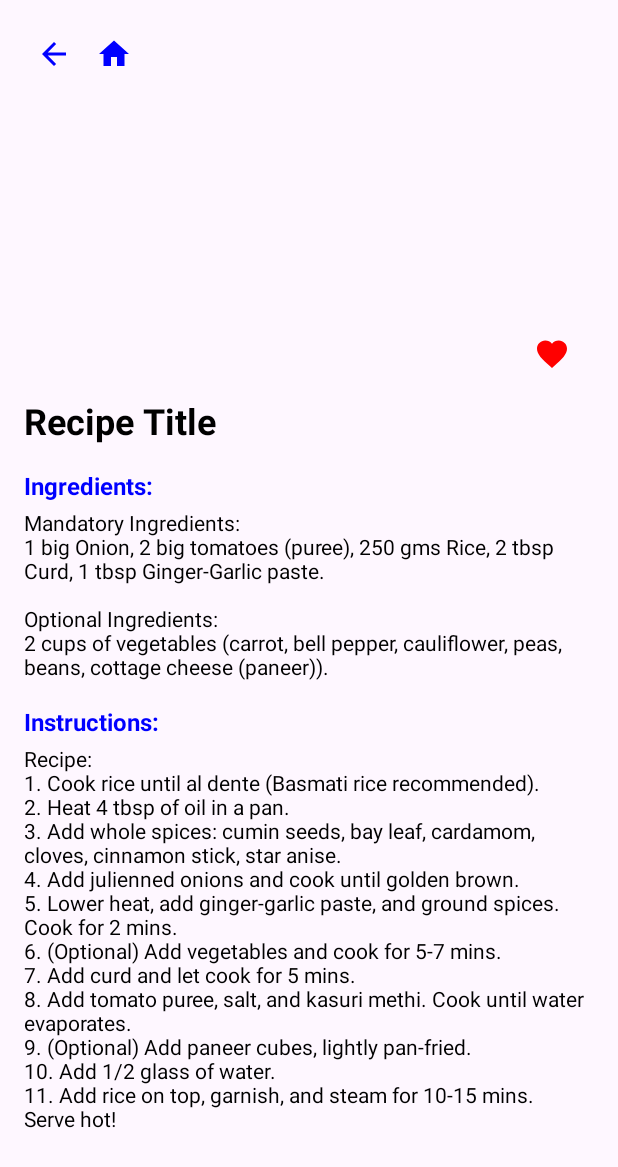
After one commit to Sahithi-C/CSS545_newUpdatedCode, an Android app: the layout activity_recipe_detail.xml on its own in the app's theme, with its tools: preview values and no code run, on a phone screen of 412 x 824 dp. The commit adds this screen. Shown: the top 1167 px of the screen. Run offline under Robolectric (Android 15) with nearby library versions, the phone set to English and light mode, and no system bars.

Commit message:
Updated files for prototype

```diff
--- a/app/src/main/AndroidManifest.xml
+++ b/app/src/main/AndroidManifest.xml
@@ -13,6 +13,12 @@
         android:theme="@style/Theme.VegetarianRecipeSeeker"
         tools:targetApi="31">
         <activity
+            android:name=".RecipeDetailActivity"
+            android:exported="false" />
+        <activity
+            android:name=".SearchActivity"
+            android:exported="false" />
+        <activity
             android:name=".homeScreen"
             android:exported="false" />
         <activity
--- /dev/null
+++ b/app/src/main/res/drawable/baseline_arrow_back_24.xml
@@ -0,0 +1,5 @@
+<vector xmlns:android="http://schemas.android.com/apk/res/android" android:autoMirrored="true" android:height="24dp" android:tint="#FFFFFF" android:viewportHeight="24" android:viewportWidth="24" android:width="24dp">
+
+    <path android:fillColor="@android:color/white" android:pathData="M20,11H7.83l5.59,-5.59L12,4l-8,8 8,8 1.41,-1.41L7.83,13H20v-2z"/>
+
+</vector>
--- /dev/null
+++ b/app/src/main/res/drawable/baseline_favorite_24.xml
@@ -0,0 +1,5 @@
+<vector xmlns:android="http://schemas.android.com/apk/res/android" android:height="24dp" android:tint="#FFFFFF" android:viewportHeight="24" android:viewportWidth="24" android:width="24dp">
+
+    <path android:fillColor="@android:color/white" android:pathData="M12,21.35l-1.45,-1.32C5.4,15.36 2,12.28 2,8.5 2,5.42 4.42,3 7.5,3c1.74,0 3.41,0.81 4.5,2.09C13.09,3.81 14.76,3 16.5,3 19.58,3 22,5.42 22,8.5c0,3.78 -3.4,6.86 -8.55,11.54L12,21.35z"/>
+
+</vector>
--- /dev/null
+++ b/app/src/main/res/drawable/baseline_favorite_border_24.xml
@@ -0,0 +1,5 @@
+<vector xmlns:android="http://schemas.android.com/apk/res/android" android:height="24dp" android:tint="#FFFFFF" android:viewportHeight="24" android:viewportWidth="24" android:width="24dp">
+
+    <path android:fillColor="@android:color/white" android:pathData="M16.5,3c-1.74,0 -3.41,0.81 -4.5,2.09C10.91,3.81 9.24,3 7.5,3 4.42,3 2,5.42 2,8.5c0,3.78 3.4,6.86 8.55,11.54L12,21.35l1.45,-1.32C18.6,15.36 22,12.28 22,8.5 22,5.42 19.58,3 16.5,3zM12.1,18.55l-0.1,0.1 -0.1,-0.1C7.14,14.24 4,11.39 4,8.5 4,6.5 5.5,5 7.5,5c1.54,0 3.04,0.99 3.57,2.36h1.87C13.46,5.99 14.96,5 16.5,5c2,0 3.5,1.5 3.5,3.5 0,2.89 -3.14,5.74 -7.9,10.05z"/>
+
+</vector>
--- /dev/null
+++ b/app/src/main/res/layout/activity_recipe_detail.xml
@@ -0,0 +1,107 @@
+<?xml version="1.0" encoding="utf-8"?>
+<LinearLayout xmlns:android="http://schemas.android.com/apk/res/android"
+    xmlns:app="http://schemas.android.com/apk/res-auto"
+    android:id="@+id/main"
+    android:layout_width="match_parent"
+    android:layout_height="match_parent"
+    android:orientation="vertical"
+    android:padding="16dp">
+
+    <LinearLayout
+        android:layout_width="match_parent"
+        android:layout_height="wrap_content"
+        android:orientation="horizontal">
+
+        <!-- Back Button -->
+        <ImageView
+            android:id="@+id/backButton"
+            android:layout_width="wrap_content"
+            android:layout_height="wrap_content"
+            android:src="@drawable/baseline_arrow_back_24"
+            app:tint="@color/blue"
+            android:contentDescription="Back"
+            android:padding="8dp" />
+
+        <!-- Home Button -->
+        <ImageView
+            android:id="@+id/homeButton"
+            android:layout_width="wrap_content"
+            android:layout_height="wrap_content"
+            android:src="@drawable/baseline_home_24"
+            app:tint="@color/blue"
+            android:contentDescription="Home"
+            android:padding="8dp" />
+    </LinearLayout>
+
+    <!-- Recipe image at the center top -->
+    <ImageView
+        android:id="@+id/recipeImage"
+        android:layout_width="match_parent"
+        android:layout_height="200dp"
+        android:scaleType="centerCrop"
+        android:layout_marginTop="8dp"
+        android:contentDescription="Recipe Image" />
+
+    <!-- Favorite Button (Heart Icon) -->
+    <ImageView
+        android:id="@+id/favoriteButton"
+        android:layout_width="wrap_content"
+        android:layout_height="wrap_content"
+        android:layout_gravity="end"
+        android:layout_marginTop="-40dp"
+        android:layout_marginEnd="16dp"
+        android:src="@drawable/baseline_favorite_24"
+        android:contentDescription="Favorite"
+        app:tint="@color/red" />
+
+    <!-- Recipe title -->
+    <TextView
+        android:id="@+id/recipeTitle"
+        android:layout_width="wrap_content"
+        android:layout_height="wrap_content"
+        android:layout_marginTop="16dp"
+        android:text="Recipe Title"
+        android:textSize="24sp"
+        android:textStyle="bold"
+        android:textColor="@color/black" />
+
+    <!-- Ingredients heading -->
+    <TextView
+        android:id="@+id/ingredientsHeading"
+        android:layout_width="wrap_content"
+        android:layout_height="wrap_content"
+        android:layout_marginTop="16dp"
+        android:text="Ingredients:"
+        android:textStyle="bold"
+        android:textSize="16sp"
+        android:textColor="@color/blue" />
+
+    <!-- Ingredients list -->
+    <TextView
+        android:id="@+id/ingredientsList"
+        android:layout_width="wrap_content"
+        android:layout_height="wrap_content"
+        android:layout_marginTop="4dp"
+        android:text="Mandatory Ingredients:\n1 big Onion, 2 big tomatoes (puree), 250 gms Rice, 2 tbsp Curd, 1 tbsp Ginger-Garlic paste.\n\nOptional Ingredients:\n2 cups of vegetables (carrot, bell pepper, cauliflower, peas, beans, cottage cheese (paneer))."
+        android:textColor="@color/black" />
+
+    <!-- Instructions heading -->
+    <TextView
+        android:id="@+id/instructionsHeading"
+        android:layout_width="wrap_content"
+        android:layout_height="wrap_content"
+        android:layout_marginTop="16dp"
+        android:text="Instructions:"
+        android:textStyle="bold"
+        android:textSize="16sp"
+        android:textColor="@color/blue" />
+
+    <!-- Instructions list -->
+    <TextView
+        android:id="@+id/instructionsList"
+        android:layout_width="wrap_content"
+        android:layout_height="wrap_content"
+        android:layout_marginTop="4dp"
+        android:text="Recipe:\n1. Cook rice until al dente (Basmati rice recommended).\n2. Heat 4 tbsp of oil in a pan.\n3. Add whole spices: cumin seeds, bay leaf, cardamom, cloves, cinnamon stick, star anise.\n4. Add julienned onions and cook until golden brown.\n5. Lower heat, add ginger-garlic paste, and ground spices. Cook for 2 mins.\n6. (Optional) Add vegetables and cook for 5-7 mins.\n7. Add curd and let cook for 5 mins.\n8. Add tomato puree, salt, and kasuri methi. Cook until water evaporates.\n9. (Optional) Add paneer cubes, lightly pan-fried.\n10. Add 1/2 glass of water.\n11. Add rice on top, garnish, and steam for 10-15 mins.\nServe hot!"
+        android:textColor="@color/black" />
+</LinearLayout>
```
Also changed, not shown: app/src/main/java/com/example/vegetarianrecipeseeker/RecipeDetailActivity.java (added, +127 -0 lines), app/src/main/java/com/example/vegetarianrecipeseeker/SearchActivity.java (added, +90 -0 lines), app/src/main/java/com/example/vegetarianrecipeseeker/homeScreen.java (+5 -18 lines), app/src/main/res/layout/activity_home_screen.xml (+0 -7 lines), app/src/main/res/layout/activity_search.xml (added, +22 -0 lines).
